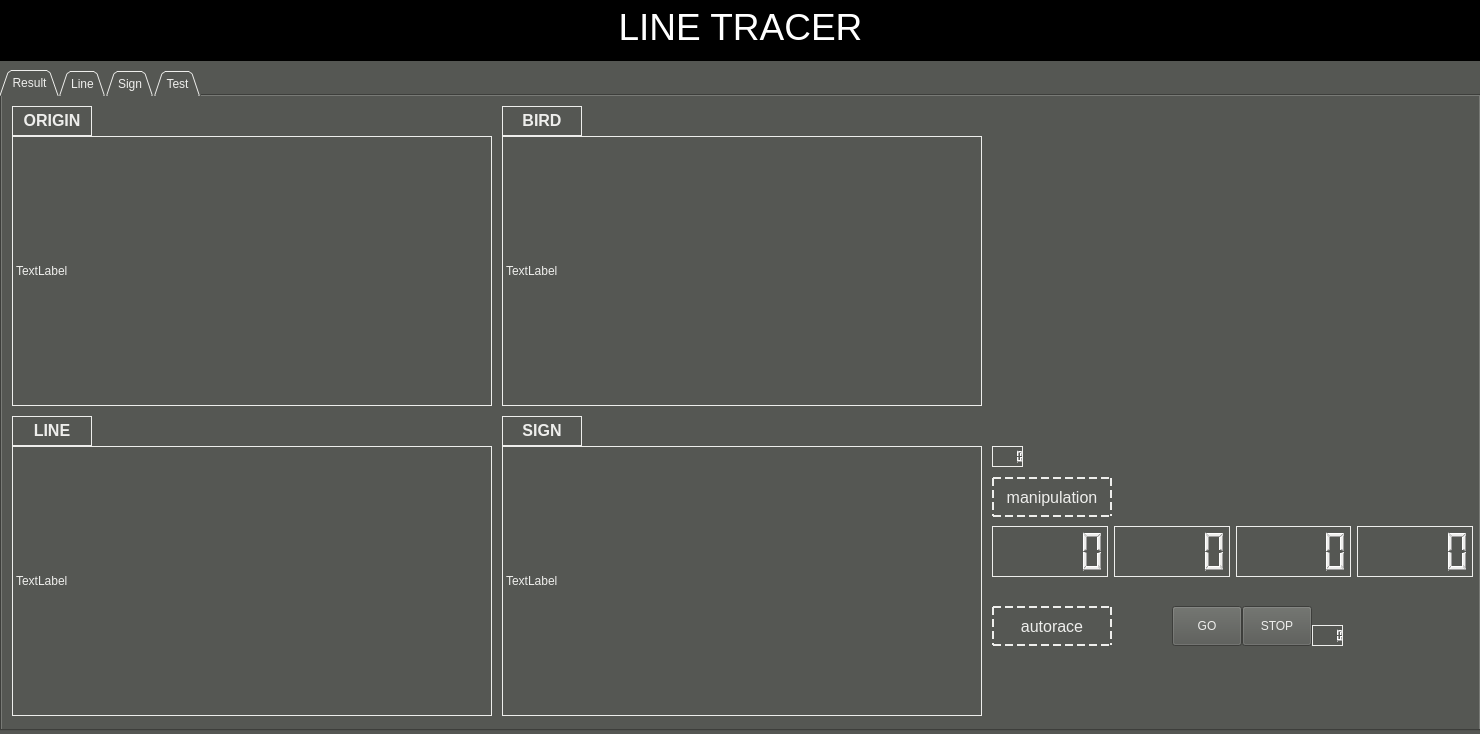
Above: vision/sliding_ag/ui/main_window.ui from mkdir-sweetiepie/ride_mani before the change. Below: the same form after it.
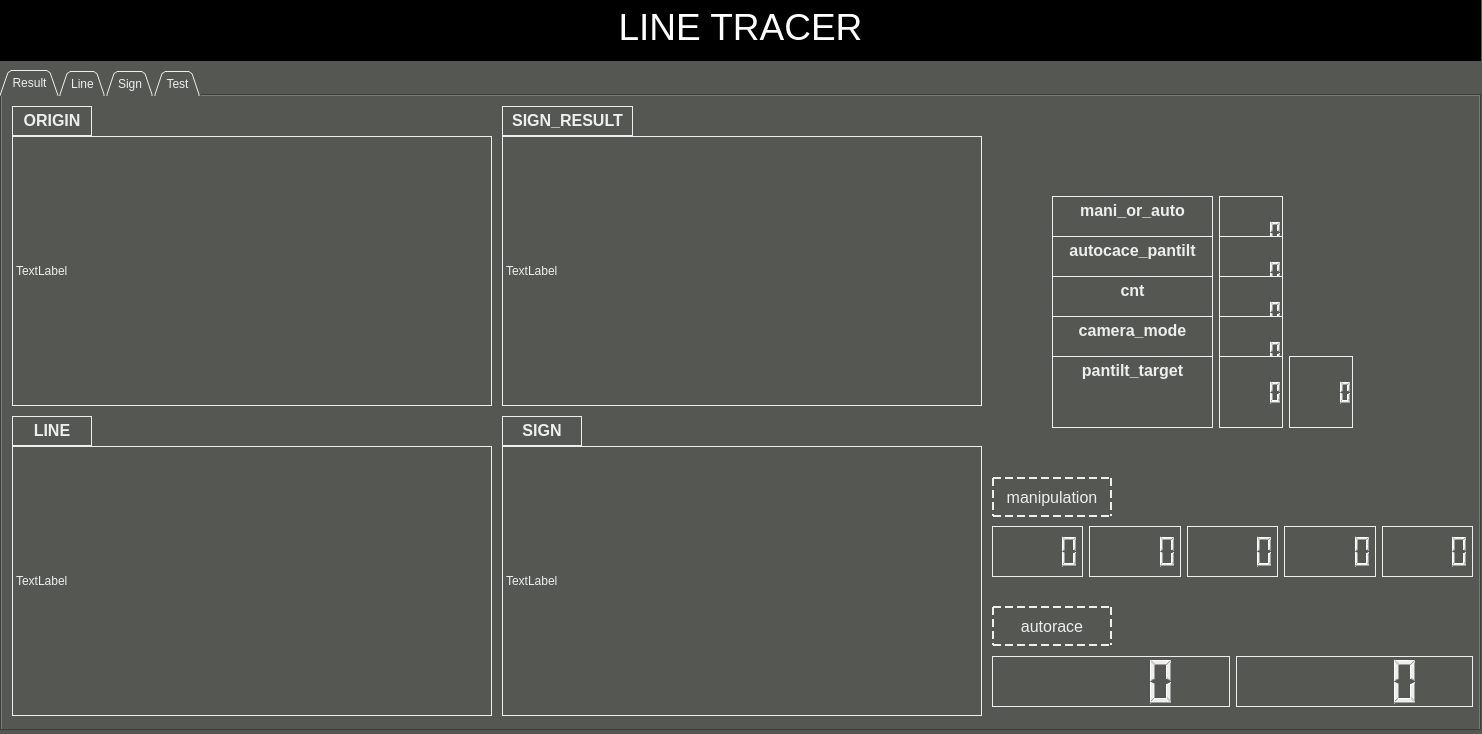
That is the form after the change. The open tabs and pages were chosen to show the change. Icons and pictures are not drawn.

Patch:
```diff
--- a/vision/sliding_ag/ui/main_window.ui
+++ b/vision/sliding_ag/ui/main_window.ui
@@ -6,7 +6,7 @@
    <rect>
     <x>0</x>
     <y>0</y>
-    <width>1480</width>
+    <width>1482</width>
     <height>734</height>
    </rect>
   </property>
@@ -1143,6 +1143,13 @@
          </property>
         </widget>
        </item>
+       <item>
+        <widget class="QLCDNumber" name="m_5">
+         <property name="frameShadow">
+          <enum>QFrame::Plain</enum>
+         </property>
+        </widget>
+       </item>
       </layout>
      </widget>
      <widget class="QLabel" name="bird">
@@ -1166,7 +1173,7 @@
        <rect>
         <x>500</x>
         <y>10</y>
-        <width>80</width>
+        <width>131</width>
         <height>30</height>
        </rect>
       </property>
@@ -1181,94 +1188,239 @@
 &lt;html&gt;&lt;head&gt;&lt;meta name=&quot;qrichtext&quot; content=&quot;1&quot; /&gt;&lt;style type=&quot;text/css&quot;&gt;
 p, li { white-space: pre-wrap; }
 &lt;/style&gt;&lt;/head&gt;&lt;body style=&quot; font-family:'Ubuntu'; font-size:11pt; font-weight:400; font-style:normal;&quot;&gt;
-&lt;p align=&quot;center&quot; style=&quot; margin-top:0px; margin-bottom:0px; margin-left:0px; margin-right:0px; -qt-block-indent:0; text-indent:0px;&quot;&gt;&lt;span style=&quot; font-size:12pt; font-weight:600;&quot;&gt;BIRD&lt;/span&gt;&lt;/p&gt;&lt;/body&gt;&lt;/html&gt;</string>
+&lt;p align=&quot;center&quot; style=&quot; margin-top:0px; margin-bottom:0px; margin-left:0px; margin-right:0px; -qt-block-indent:0; text-indent:0px;&quot;&gt;&lt;span style=&quot; font-size:12pt; font-weight:600;&quot;&gt;SIGN_RESULT&lt;/span&gt;&lt;/p&gt;&lt;/body&gt;&lt;/html&gt;</string>
       </property>
      </widget>
-     <widget class="QPushButton" name="GO_button">
-      <property name="geometry">
-       <rect>
-        <x>1170</x>
-        <y>510</y>
-        <width>70</width>
-        <height>40</height>
-       </rect>
-      </property>
-      <property name="text">
-       <string>GO</string>
-      </property>
-     </widget>
-     <widget class="QPushButton" name="STOP_button">
-      <property name="geometry">
-       <rect>
-        <x>1240</x>
-        <y>510</y>
-        <width>70</width>
-        <height>40</height>
-       </rect>
-      </property>
-      <property name="text">
-       <string>STOP</string>
-      </property>
-     </widget>
-     <widget class="QLCDNumber" name="Go_Stop">
-      <property name="geometry">
-       <rect>
-        <x>1310</x>
-        <y>529</y>
-        <width>31</width>
-        <height>21</height>
-       </rect>
-      </property>
-      <property name="font">
-       <font>
-        <pointsize>15</pointsize>
-       </font>
-      </property>
-      <property name="layoutDirection">
-       <enum>Qt::LeftToRight</enum>
-      </property>
-      <property name="frameShadow">
-       <enum>QFrame::Plain</enum>
-      </property>
-      <property name="lineWidth">
-       <number>1</number>
-      </property>
-      <property name="smallDecimalPoint">
-       <bool>false</bool>
-      </property>
-      <property name="segmentStyle">
-       <enum>QLCDNumber::Filled</enum>
-      </property>
-     </widget>
-     <widget class="QLCDNumber" name="Mani_Auto">
+     <widget class="QWidget" name="horizontalLayoutWidget_2">
       <property name="geometry">
        <rect>
         <x>990</x>
-        <y>350</y>
-        <width>31</width>
-        <height>21</height>
+        <y>560</y>
+        <width>481</width>
+        <height>51</height>
        </rect>
       </property>
-      <property name="font">
-       <font>
-        <pointsize>15</pointsize>
-       </font>
+      <layout class="QHBoxLayout" name="horizontalLayout_2">
+       <property name="sizeConstraint">
+        <enum>QLayout::SetDefaultConstraint</enum>
+       </property>
+       <item>
+        <widget class="QLCDNumber" name="lrpm">
+         <property name="frameShadow">
+          <enum>QFrame::Plain</enum>
+         </property>
+        </widget>
+       </item>
+       <item>
+        <widget class="QLCDNumber" name="rrpm">
+         <property name="frameShadow">
+          <enum>QFrame::Plain</enum>
+         </property>
+        </widget>
+       </item>
+      </layout>
+     </widget>
+     <widget class="QWidget" name="horizontalLayoutWidget_3">
+      <property name="geometry">
+       <rect>
+        <x>1050</x>
+        <y>100</y>
+        <width>231</width>
+        <height>72</height>
+       </rect>
       </property>
-      <property name="layoutDirection">
-       <enum>Qt::LeftToRight</enum>
+      <layout class="QHBoxLayout" name="horizontalLayout_3">
+       <property name="sizeConstraint">
+        <enum>QLayout::SetDefaultConstraint</enum>
+       </property>
+       <item>
+        <widget class="QTextEdit" name="mani_or_auto">
+         <property name="frameShape">
+          <enum>QFrame::Box</enum>
+         </property>
+         <property name="frameShadow">
+          <enum>QFrame::Plain</enum>
+         </property>
+         <property name="html">
+          <string>&lt;!DOCTYPE HTML PUBLIC &quot;-//W3C//DTD HTML 4.0//EN&quot; &quot;http://www.w3.org/TR/REC-html40/strict.dtd&quot;&gt;
+&lt;html&gt;&lt;head&gt;&lt;meta name=&quot;qrichtext&quot; content=&quot;1&quot; /&gt;&lt;style type=&quot;text/css&quot;&gt;
+p, li { white-space: pre-wrap; }
+&lt;/style&gt;&lt;/head&gt;&lt;body style=&quot; font-family:'Ubuntu'; font-size:11pt; font-weight:400; font-style:normal;&quot;&gt;
+&lt;p align=&quot;center&quot; style=&quot; margin-top:0px; margin-bottom:0px; margin-left:0px; margin-right:0px; -qt-block-indent:0; text-indent:0px;&quot;&gt;&lt;span style=&quot; font-size:12pt; font-weight:600;&quot;&gt;mani_or_auto&lt;/span&gt;&lt;/p&gt;&lt;/body&gt;&lt;/html&gt;</string>
+         </property>
+        </widget>
+       </item>
+       <item>
+        <widget class="QLCDNumber" name="f_1">
+         <property name="frameShadow">
+          <enum>QFrame::Plain</enum>
+         </property>
+        </widget>
+       </item>
+      </layout>
+     </widget>
+     <widget class="QWidget" name="horizontalLayoutWidget_4">
+      <property name="geometry">
+       <rect>
+        <x>1050</x>
+        <y>140</y>
+        <width>231</width>
+        <height>72</height>
+       </rect>
       </property>
-      <property name="frameShadow">
-       <enum>QFrame::Plain</enum>
+      <layout class="QHBoxLayout" name="horizontalLayout_4">
+       <property name="sizeConstraint">
+        <enum>QLayout::SetDefaultConstraint</enum>
+       </property>
+       <item>
+        <widget class="QTextEdit" name="auto_pan_flag">
+         <property name="frameShape">
+          <enum>QFrame::Box</enum>
+         </property>
+         <property name="frameShadow">
+          <enum>QFrame::Plain</enum>
+         </property>
+         <property name="html">
+          <string>&lt;!DOCTYPE HTML PUBLIC &quot;-//W3C//DTD HTML 4.0//EN&quot; &quot;http://www.w3.org/TR/REC-html40/strict.dtd&quot;&gt;
+&lt;html&gt;&lt;head&gt;&lt;meta name=&quot;qrichtext&quot; content=&quot;1&quot; /&gt;&lt;style type=&quot;text/css&quot;&gt;
+p, li { white-space: pre-wrap; }
+&lt;/style&gt;&lt;/head&gt;&lt;body style=&quot; font-family:'Ubuntu'; font-size:11pt; font-weight:400; font-style:normal;&quot;&gt;
+&lt;p align=&quot;center&quot; style=&quot; margin-top:0px; margin-bottom:0px; margin-left:0px; margin-right:0px; -qt-block-indent:0; text-indent:0px;&quot;&gt;&lt;span style=&quot; font-size:12pt; font-weight:600;&quot;&gt;autocace_pantilt&lt;/span&gt;&lt;/p&gt;&lt;/body&gt;&lt;/html&gt;</string>
+         </property>
+        </widget>
+       </item>
+       <item>
+        <widget class="QLCDNumber" name="f_2">
+         <property name="frameShadow">
+          <enum>QFrame::Plain</enum>
+         </property>
+        </widget>
+       </item>
+      </layout>
+     </widget>
+     <widget class="QWidget" name="horizontalLayoutWidget_5">
+      <property name="geometry">
+       <rect>
+        <x>1050</x>
+        <y>180</y>
+        <width>231</width>
+        <height>72</height>
+       </rect>
       </property>
-      <property name="lineWidth">
-       <number>1</number>
+      <layout class="QHBoxLayout" name="horizontalLayout_5">
+       <property name="sizeConstraint">
+        <enum>QLayout::SetDefaultConstraint</enum>
+       </property>
+       <item>
+        <widget class="QTextEdit" name="SIGN_5">
+         <property name="frameShape">
+          <enum>QFrame::Box</enum>
+         </property>
+         <property name="frameShadow">
+          <enum>QFrame::Plain</enum>
+         </property>
+         <property name="html">
+          <string>&lt;!DOCTYPE HTML PUBLIC &quot;-//W3C//DTD HTML 4.0//EN&quot; &quot;http://www.w3.org/TR/REC-html40/strict.dtd&quot;&gt;
+&lt;html&gt;&lt;head&gt;&lt;meta name=&quot;qrichtext&quot; content=&quot;1&quot; /&gt;&lt;style type=&quot;text/css&quot;&gt;
+p, li { white-space: pre-wrap; }
+&lt;/style&gt;&lt;/head&gt;&lt;body style=&quot; font-family:'Ubuntu'; font-size:11pt; font-weight:400; font-style:normal;&quot;&gt;
+&lt;p align=&quot;center&quot; style=&quot; margin-top:0px; margin-bottom:0px; margin-left:0px; margin-right:0px; -qt-block-indent:0; text-indent:0px;&quot;&gt;&lt;span style=&quot; font-size:12pt; font-weight:600;&quot;&gt;cnt&lt;/span&gt;&lt;/p&gt;&lt;/body&gt;&lt;/html&gt;</string>
+         </property>
+        </widget>
+       </item>
+       <item>
+        <widget class="QLCDNumber" name="f_3">
+         <property name="frameShadow">
+          <enum>QFrame::Plain</enum>
+         </property>
+        </widget>
+       </item>
+      </layout>
+     </widget>
+     <widget class="QWidget" name="horizontalLayoutWidget_6">
+      <property name="geometry">
+       <rect>
+        <x>1050</x>
+        <y>220</y>
+        <width>231</width>
+        <height>72</height>
+       </rect>
       </property>
-      <property name="smallDecimalPoint">
-       <bool>false</bool>
+      <layout class="QHBoxLayout" name="horizontalLayout_6">
+       <property name="sizeConstraint">
+        <enum>QLayout::SetDefaultConstraint</enum>
+       </property>
+       <item>
+        <widget class="QTextEdit" name="SIGN_6">
+         <property name="frameShape">
+          <enum>QFrame::Box</enum>
+         </property>
+         <property name="frameShadow">
+          <enum>QFrame::Plain</enum>
+         </property>
+         <property name="html">
+          <string>&lt;!DOCTYPE HTML PUBLIC &quot;-//W3C//DTD HTML 4.0//EN&quot; &quot;http://www.w3.org/TR/REC-html40/strict.dtd&quot;&gt;
+&lt;html&gt;&lt;head&gt;&lt;meta name=&quot;qrichtext&quot; content=&quot;1&quot; /&gt;&lt;style type=&quot;text/css&quot;&gt;
+p, li { white-space: pre-wrap; }
+&lt;/style&gt;&lt;/head&gt;&lt;body style=&quot; font-family:'Ubuntu'; font-size:11pt; font-weight:400; font-style:normal;&quot;&gt;
+&lt;p align=&quot;center&quot; style=&quot; margin-top:0px; margin-bottom:0px; margin-left:0px; margin-right:0px; -qt-block-indent:0; text-indent:0px;&quot;&gt;&lt;span style=&quot; font-size:12pt; font-weight:600;&quot;&gt;camera_mode&lt;/span&gt;&lt;/p&gt;&lt;/body&gt;&lt;/html&gt;</string>
+         </property>
+        </widget>
+       </item>
+       <item>
+        <widget class="QLCDNumber" name="f_4">
+         <property name="frameShadow">
+          <enum>QFrame::Plain</enum>
+         </property>
+        </widget>
+       </item>
+      </layout>
+     </widget>
+     <widget class="QWidget" name="horizontalLayoutWidget_7">
+      <property name="geometry">
+       <rect>
+        <x>1050</x>
+        <y>260</y>
+        <width>301</width>
+        <height>72</height>
+       </rect>
       </property>
-      <property name="segmentStyle">
-       <enum>QLCDNumber::Filled</enum>
-      </property>
+      <layout class="QHBoxLayout" name="horizontalLayout_7">
+       <property name="sizeConstraint">
+        <enum>QLayout::SetDefaultConstraint</enum>
+       </property>
+       <item>
+        <widget class="QTextEdit" name="SIGN_7">
+         <property name="frameShape">
+          <enum>QFrame::Box</enum>
+         </property>
+         <property name="frameShadow">
+          <enum>QFrame::Plain</enum>
+         </property>
+         <property name="html">
+          <string>&lt;!DOCTYPE HTML PUBLIC &quot;-//W3C//DTD HTML 4.0//EN&quot; &quot;http://www.w3.org/TR/REC-html40/strict.dtd&quot;&gt;
+&lt;html&gt;&lt;head&gt;&lt;meta name=&quot;qrichtext&quot; content=&quot;1&quot; /&gt;&lt;style type=&quot;text/css&quot;&gt;
+p, li { white-space: pre-wrap; }
+&lt;/style&gt;&lt;/head&gt;&lt;body style=&quot; font-family:'Ubuntu'; font-size:11pt; font-weight:400; font-style:normal;&quot;&gt;
+&lt;p align=&quot;center&quot; style=&quot; margin-top:0px; margin-bottom:0px; margin-left:0px; margin-right:0px; -qt-block-indent:0; text-indent:0px;&quot;&gt;&lt;span style=&quot; font-size:12pt; font-weight:600;&quot;&gt;pantilt_target&lt;/span&gt;&lt;/p&gt;&lt;/body&gt;&lt;/html&gt;</string>
+         </property>
+        </widget>
+       </item>
+       <item>
+        <widget class="QLCDNumber" name="f_5">
+         <property name="frameShadow">
+          <enum>QFrame::Plain</enum>
+         </property>
+        </widget>
+       </item>
+       <item>
+        <widget class="QLCDNumber" name="f_6">
+         <property name="frameShadow">
+          <enum>QFrame::Plain</enum>
+         </property>
+        </widget>
+       </item>
+      </layout>
      </widget>
     </widget>
     <widget class="QWidget" name="Line">
```
Left out of the diff: 340 changed lines with no effect on the pictures.
